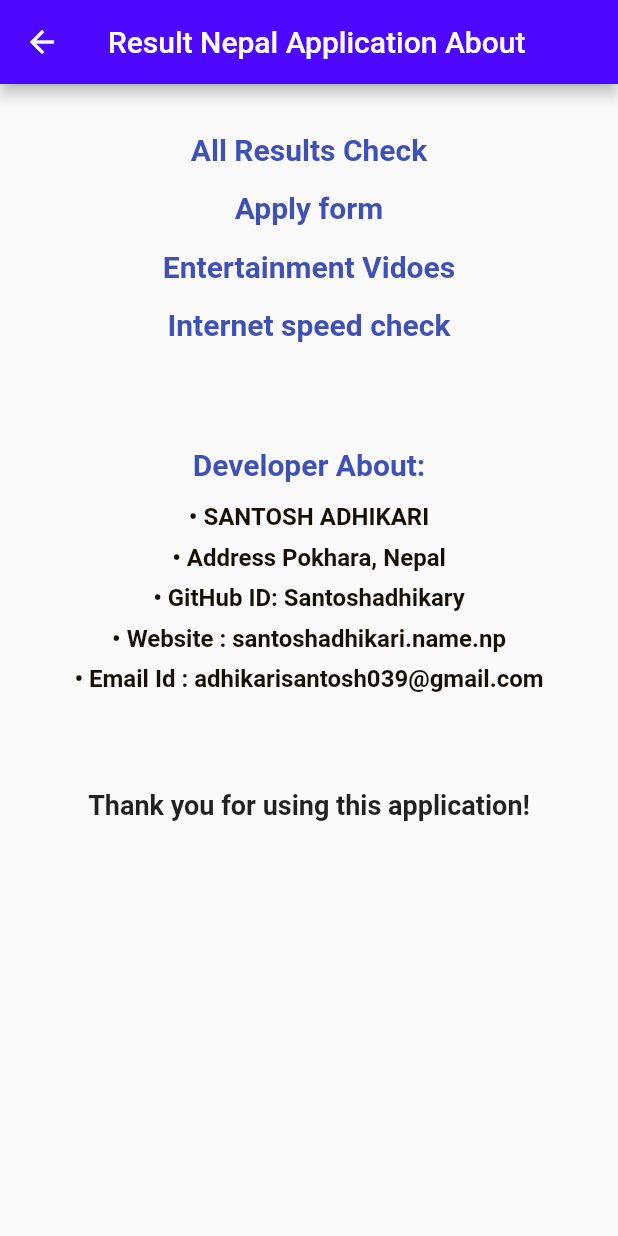
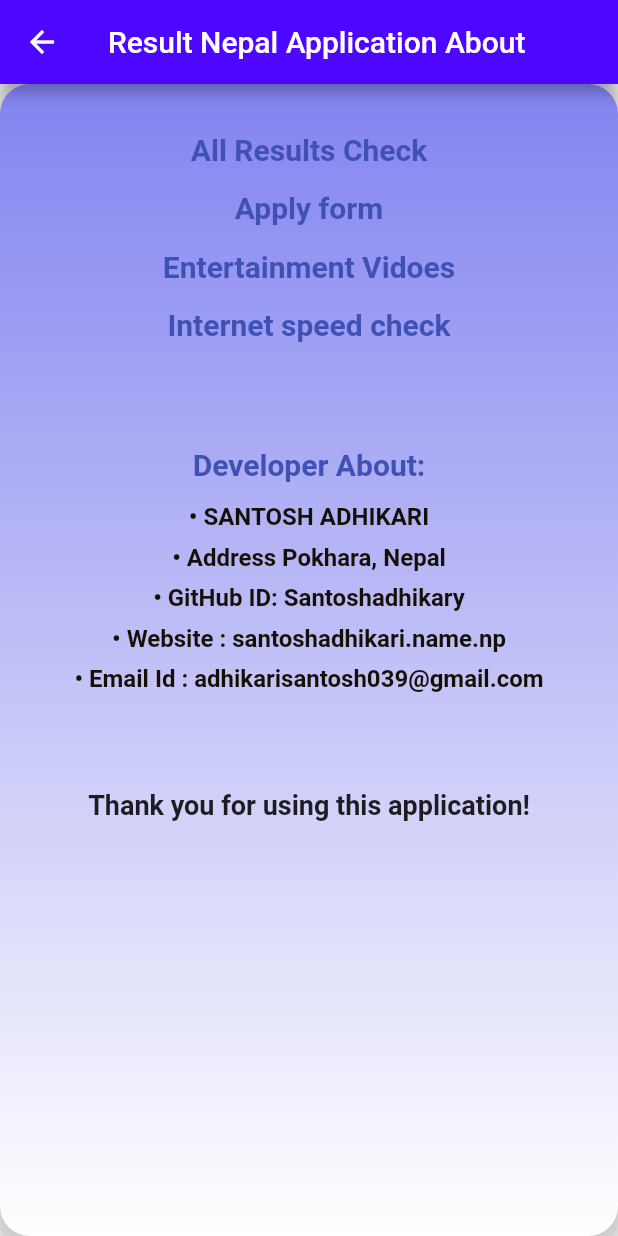
Before and after one commit to codersantoshadhikari/results_nepal, a Flutter app: the AboutScreen screen opened directly, on a phone screen of 412 x 824 dp. Run offline on Flutter 3.47's test engine with Material 2 defaults, Android fonts, the phone set to English and light mode, and no system bars; our stand-ins replace webview_flutter.

Commit message:
About screen Update

```diff
--- a/lib/main.dart
+++ b/lib/main.dart
@@ -13,9 +13,7 @@ class MyApp extends StatelessWidget {
     return const MaterialApp(
       debugShowCheckedModeBanner: false,
       title: "NEPAL  WEBSITE",
-
-      color: Color.fromARGB(255, 87, 85, 76),
-      // theme: ThemeData(),
+// theme: ThemeData(),
       home: HomePage(),
     );
   }
--- a/lib/models/about_screen.dart
+++ b/lib/models/about_screen.dart
@@ -9,7 +9,26 @@ class AboutScreen extends StatelessWidget {
         title: const Text('Result Nepal Application About'),
         backgroundColor: const Color.fromARGB(255, 77, 7, 255),
       ),
-      body: Padding(
+      body: Container(
+        decoration: BoxDecoration(
+          gradient: const LinearGradient(
+            begin: Alignment.topCenter,
+            end: Alignment.bottomCenter,
+            colors: [
+              Color.fromARGB(255, 131, 131, 240),
+              Color.fromARGB(255, 255, 255, 255),
+            ],
+          ),
+          borderRadius: BorderRadius.circular(20),
+          boxShadow: [
+            BoxShadow(
+              color: Colors.grey.withOpacity(0.5),
+              spreadRadius: 5,
+              blurRadius: 7,
+              offset: const Offset(0, 3),
+            ),
+          ],
+        ),
         padding: const EdgeInsets.all(16),
         child: SizedBox(
           child: Column(
```
Also changed, not shown: lib/homepage.dart (+6 -6 lines).
